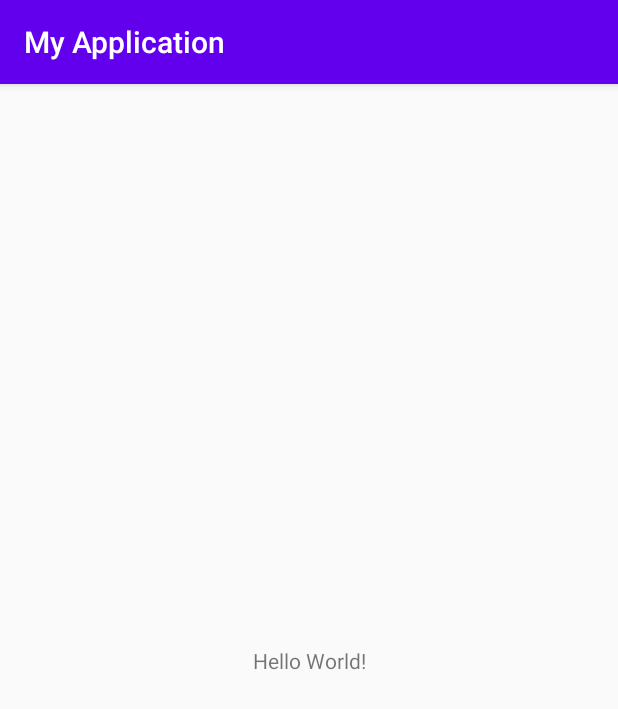
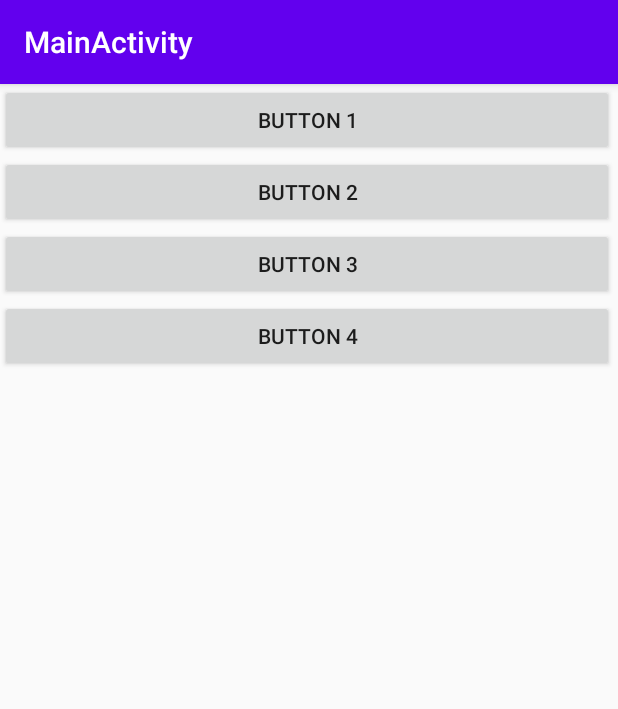
Before and after one commit to L13682726202/2018118135_Android, an Android app: the screen it shows after launch (MainActivity), on a phone screen of 412 x 824 dp. Shown: the top 709 px of the screen. Run offline under Robolectric (Android 15) with nearby library versions, the phone set to English and light mode, and no system bars.

Commit message:
实验二主活动设置按钮

```diff
--- a/work_2/app/src/main/java/com/example/myapplication/MainActivity.java
+++ b/work_2/app/src/main/java/com/example/myapplication/MainActivity.java
@@ -2,7 +2,10 @@ package com.example.myapplication;
 
 import androidx.appcompat.app.AppCompatActivity;
 
+import android.content.Intent;
 import android.os.Bundle;
+import android.view.View;
+import android.widget.Button;
 
 public class MainActivity extends AppCompatActivity {
 
@@ -10,5 +13,19 @@ public class MainActivity extends AppCompatActivity {
     protected void onCreate(Bundle savedInstanceState) {
         super.onCreate(savedInstanceState);
         setContentView(R.layout.activity_main);
+
+        this.setTitle("MainActivity");
+
+        Button button1 = (Button) findViewById(R.id.button_1);
+        Button button2 = (Button) findViewById(R.id.button_2);
+        Button button3 = (Button) findViewById(R.id.button_3);
+        Button button4 = (Button) findViewById(R.id.button_4);
+
+        button1.setOnClickListener(new View.OnClickListener(){
+            public void onClick(View v){
+                Intent intent = new Intent("android.intent.action.MAIN");
+                startActivity(intent);
+            }
+        });
     }
 }
--- a/work_2/app/src/main/res/layout/activity_main.xml
+++ b/work_2/app/src/main/res/layout/activity_main.xml
@@ -6,13 +6,35 @@
     android:layout_height="match_parent"
     tools:context=".MainActivity">
 
-    <TextView
-        android:layout_width="wrap_content"
-        android:layout_height="wrap_content"
-        android:text="Hello World!"
-        app:layout_constraintBottom_toBottomOf="parent"
-        app:layout_constraintLeft_toLeftOf="parent"
-        app:layout_constraintRight_toRightOf="parent"
-        app:layout_constraintTop_toTopOf="parent" />
+    <LinearLayout
+        android:layout_width="409dp"
+        android:layout_height="729dp"
+        android:orientation="vertical"
+        tools:layout_editor_absoluteX="1dp"
+        tools:layout_editor_absoluteY="1dp">
 
+        <Button
+            android:id="@+id/button_1"
+            android:layout_width="match_parent"
+            android:layout_height="wrap_content"
+            android:text="Button 1" />
+
+        <Button
+            android:id="@+id/button_2"
+            android:layout_width="match_parent"
+            android:layout_height="wrap_content"
+            android:text="Button 2" />
+
+        <Button
+            android:id="@+id/button_3"
+            android:layout_width="match_parent"
+            android:layout_height="wrap_content"
+            android:text="Button 3" />
+
+        <Button
+            android:id="@+id/button_4"
+            android:layout_width="match_parent"
+            android:layout_height="wrap_content"
+            android:text="Button 4" />
+    </LinearLayout>
 </androidx.constraintlayout.widget.ConstraintLayout>
```
